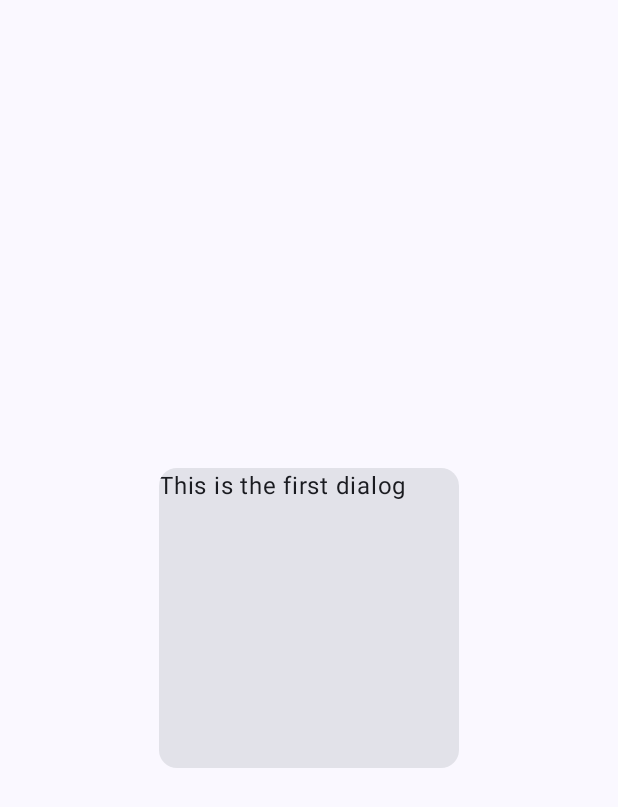
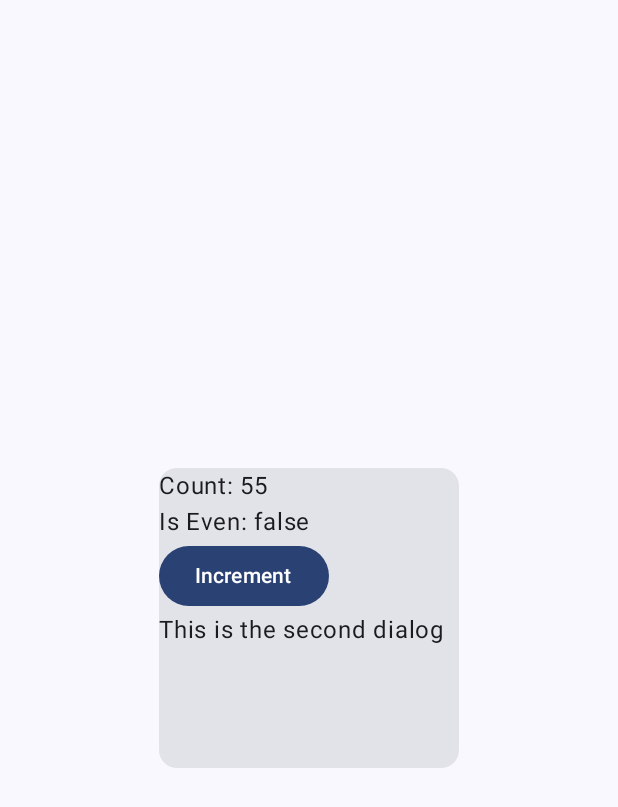
Before and after one commit to bryansills/DaggerScopingDemo, an Android app built with Jetpack Compose: the composable SecondDialog shown on its own in the app's theme, on a phone screen of 412 x 824 dp. Shown: the top 807 px of the screen. Run offline under Robolectric (Android 15) with nearby library versions, the phone set to English and light mode, and no system bars; our stand-ins replace Dagger/Hilt's generated code; 2 statements that could not run were skipped.

Commit message:
Scoped a ViewModel to part of a navigation graph

```diff
--- /dev/null
+++ b/app/src/main/java/ninja/bryansills/daggerscopingdemo/OtherViewModel.kt
@@ -0,0 +1,25 @@
+package ninja.bryansills.daggerscopingdemo
+
+import dagger.hilt.android.lifecycle.HiltViewModel
+import androidx.lifecycle.ViewModel
+import kotlinx.coroutines.flow.Flow
+import kotlinx.coroutines.flow.combine
+import javax.inject.Inject
+
+@HiltViewModel
+class OtherViewModel @Inject constructor(
+    private val counterUseCaseFactory: CounterUseCase.Factory,
+    private val isEvenUseCaseFactory: IsEvenUseCase.Factory,
+) : ViewModel() {
+    private val counterUseCase = counterUseCaseFactory.create(50, 5)
+    private val isEvenUseCase = isEvenUseCaseFactory.create(counterUseCase)
+
+    val uiState: Flow<Pair<Int, Boolean>> = combine(
+        counterUseCase.invoke(),
+        isEvenUseCase.invoke()
+    ) { count, isEven -> count to isEven }
+
+    fun increment() {
+        counterUseCase.increment()
+    }
+}
--- a/app/src/main/java/ninja/bryansills/daggerscopingdemo/SecondDialog.kt
+++ b/app/src/main/java/ninja/bryansills/daggerscopingdemo/SecondDialog.kt
@@ -8,12 +8,16 @@ import androidx.compose.material3.Button
 import androidx.compose.material3.Card
 import androidx.compose.material3.Text
 import androidx.compose.runtime.Composable
+import androidx.compose.runtime.collectAsState
+import androidx.compose.runtime.getValue
 import androidx.compose.ui.Alignment
 import androidx.compose.ui.Modifier
 import androidx.compose.ui.unit.dp
 
 @Composable
-fun SecondDialog() {
+fun SecondDialog(otherViewModel: OtherViewModel) {
+    val uiState by otherViewModel.uiState.collectAsState(initial = 0 to true)
+
     Box(
         contentAlignment = Alignment.Center,
         modifier = Modifier.fillMaxSize()
@@ -22,7 +26,14 @@ fun SecondDialog() {
             .height(200.dp)
             .width(200.dp)
         ) {
-            Text("This is the first dialog")
+            Text("Count: ${uiState.first}")
+            Text("Is Even: ${uiState.second}")
+
+            Button(onClick = otherViewModel::increment) {
+                Text("Increment")
+            }
+
+            Text("This is the second dialog")
         }
     }
 }
```
Also changed, not shown: app/src/main/java/ninja/bryansills/daggerscopingdemo/FirstDialog.kt (+12 -1 lines), app/src/main/java/ninja/bryansills/daggerscopingdemo/MainActivity.kt (+19 -7 lines).
